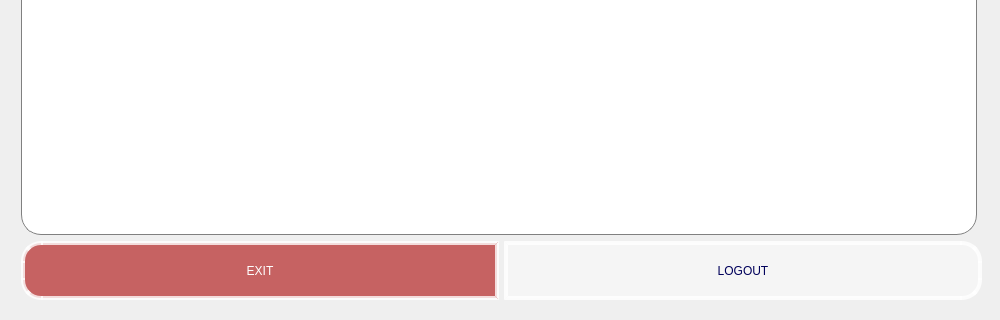
The window that ui/Teacher/TeacherMainWindow.ui (nmthuy426/KTLT-FINALTERM) describes before a commit, drawn with Qt 5; both pictures show x 0 to 1000 and y 392 to 712 of the 1000 by 712 pixel window.
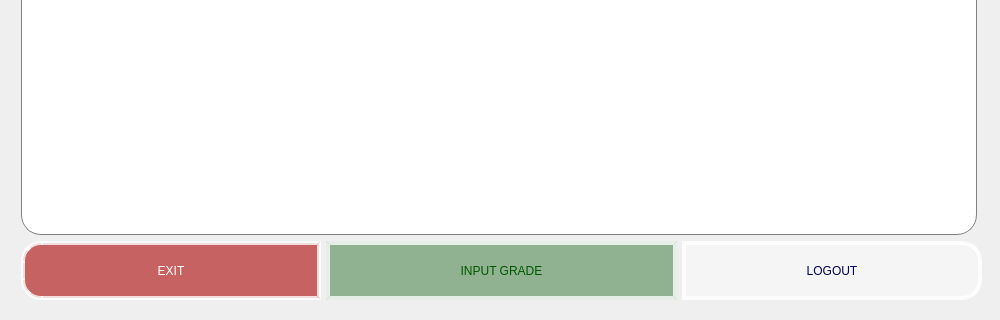
The same window after the commit. Icons and pictures are not drawn.

```diff
--- a/ui/Teacher/TeacherMainWindow.ui
+++ b/ui/Teacher/TeacherMainWindow.ui
@@ -246,7 +246,7 @@
            </property>
            <property name="maximumSize">
             <size>
-             <width>16777</width>
+             <width>300</width>
              <height>60</height>
             </size>
            </property>
@@ -286,6 +286,50 @@
            </property>
           </widget>
          </item>
+         <item>
+          <widget class="QPushButton" name="pushButton_InputGrade">
+           <property name="sizePolicy">
+            <sizepolicy hsizetype="Preferred" vsizetype="Preferred">
+             <horstretch>0</horstretch>
+             <verstretch>0</verstretch>
+            </sizepolicy>
+           </property>
+           <property name="maximumSize">
+            <size>
+             <width>1000</width>
+             <height>60</height>
+            </size>
+           </property>
+           <property name="styleSheet">
+            <string notr="true">QPushButton {
+    font: 5000 14pt &quot;Arial&quot;; /* Font Arial Black, size 12 */
+    background-color: rgba(0,85,0,100); /* Màu nền đỏ đậm */
+    color: rgb(0, 85, 0); /* Màu chữ trắng */
+    border-top-left-radius: 0px;
+    border-bottom-left-radius: 0px;
+    border-top-right-radius: 0px;
+    border-bottom-right-radius: 0px;
+	padding: 8px; /* Khoảng cách giữa chữ và viền */
+    border: 4px solid rgba(255, 255,255, 200); /* Viền đỏ đậm */
+    box-shadow: 3px 3px 8px rgba(0, 0, 0, 100); /* Đổ bóng */
+}
+
+QPushButton:hover {
+    background-color:  rgb(0, 109, 80); /* Màu sáng hơn khi hover */
+	color: rgb(255,255,255);
+}
+
+QPushButton:pressed {
+    background-color: rgb(0,85,0); /* Màu tối hơn khi nhấn */
+	color: rgb(255,255,255);
+    box-shadow: 1px 1px 5px rgba(0, 0, 0, 150); /* Giảm bóng khi nhấn */
+}</string>
+           </property>
+           <property name="text">
+            <string>INPUT GRADE</string>
+           </property>
+          </widget>
+         </item>
          <item>
           <widget class="QPushButton" name="pushButton_logout">
            <property name="sizePolicy">
@@ -302,7 +346,7 @@
            </property>
            <property name="maximumSize">
             <size>
-             <width>16777</width>
+             <width>300</width>
              <height>60</height>
             </size>
            </property>
```
